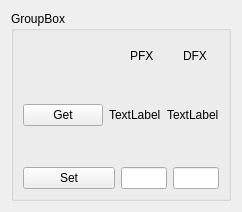
The window that src/biomech_gui/resource/torque_gui.ui (naubiomech/ExoGui) describes before a commit, drawn with Qt 5.
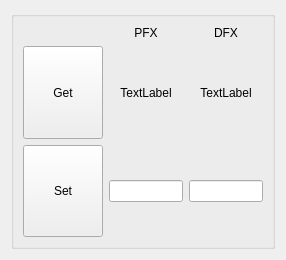
The same window after the commit.

```diff
--- a/src/biomech_gui/resource/torque_gui.ui
+++ b/src/biomech_gui/resource/torque_gui.ui
@@ -6,8 +6,8 @@
    <rect>
     <x>0</x>
     <y>0</y>
-    <width>235</width>
-    <height>212</height>
+    <width>286</width>
+    <height>260</height>
    </rect>
   </property>
   <property name="windowTitle">
@@ -17,81 +17,127 @@
    <item row="0" column="0">
     <widget class="QGroupBox" name="groupBox">
      <property name="title">
-      <string>GroupBox</string>
+      <string/>
      </property>
-     <layout class="QVBoxLayout" name="verticalLayout" stretch="1,4,4">
-      <item>
-       <layout class="QHBoxLayout" name="horizontalLayout" stretch="2,1,1">
-        <item>
-         <spacer name="horizontalSpacer">
-          <property name="orientation">
-           <enum>Qt::Horizontal</enum>
-          </property>
-          <property name="sizeHint" stdset="0">
-           <size>
-            <width>40</width>
-            <height>0</height>
-           </size>
-          </property>
-         </spacer>
-        </item>
-        <item alignment="Qt::AlignHCenter|Qt::AlignBottom">
-         <widget class="QLabel" name="label_2">
-          <property name="text">
-           <string>PFX</string>
-          </property>
-         </widget>
-        </item>
-        <item alignment="Qt::AlignHCenter|Qt::AlignBottom">
-         <widget class="QLabel" name="label">
-          <property name="text">
-           <string>DFX</string>
-          </property>
-         </widget>
-        </item>
-       </layout>
+     <layout class="QGridLayout" name="gridLayout" rowstretch="0,1,1" columnstretch="0,0,1,1" columnminimumwidth="0,0,0,0">
+      <item row="0" column="3">
+       <widget class="QLabel" name="dfxText">
+        <property name="text">
+         <string>DFX</string>
+        </property>
+        <property name="alignment">
+         <set>Qt::AlignCenter</set>
+        </property>
+       </widget>
       </item>
-      <item>
-       <layout class="QHBoxLayout" name="horizontalLayout_2" stretch="2,1,1">
-        <item>
-         <widget class="QPushButton" name="getTorqueButton">
-          <property name="text">
-           <string>Get</string>
-          </property>
-         </widget>
-        </item>
-        <item alignment="Qt::AlignHCenter">
-         <widget class="QLabel" name="PFXLabel">
-          <property name="text">
-           <string>TextLabel</string>
-          </property>
-         </widget>
-        </item>
-        <item alignment="Qt::AlignHCenter">
-         <widget class="QLabel" name="DFXLabel">
-          <property name="text">
-           <string>TextLabel</string>
-          </property>
-         </widget>
-        </item>
-       </layout>
+      <item row="1" column="2">
+       <widget class="QLabel" name="pfxLabel">
+        <property name="text">
+         <string>TextLabel</string>
+        </property>
+        <property name="alignment">
+         <set>Qt::AlignCenter</set>
+        </property>
+       </widget>
       </item>
-      <item>
-       <layout class="QHBoxLayout" name="horizontalLayout_3" stretch="2,1,1">
-        <item>
-         <widget class="QPushButton" name="setTorqueButton">
-          <property name="text">
-           <string>Set</string>
-          </property>
-         </widget>
-        </item>
-        <item>
-         <widget class="QLineEdit" name="PFXLine"/>
-        </item>
-        <item>
-         <widget class="QLineEdit" name="DFXLine"/>
-        </item>
-       </layout>
+      <item row="0" column="2">
+       <widget class="QLabel" name="pfxText">
+        <property name="text">
+         <string>PFX</string>
+        </property>
+        <property name="alignment">
+         <set>Qt::AlignCenter</set>
+        </property>
+       </widget>
+      </item>
+      <item row="1" column="1">
+       <widget class="QPushButton" name="getTorqueButton">
+        <property name="sizePolicy">
+         <sizepolicy hsizetype="Minimum" vsizetype="Preferred">
+          <horstretch>0</horstretch>
+          <verstretch>0</verstretch>
+         </sizepolicy>
+        </property>
+        <property name="text">
+         <string>Get</string>
+        </property>
+       </widget>
+      </item>
+      <item row="2" column="1">
+       <widget class="QPushButton" name="setTorqueButton">
+        <property name="sizePolicy">
+         <sizepolicy hsizetype="Minimum" vsizetype="Preferred">
+          <horstretch>0</horstretch>
+          <verstretch>0</verstretch>
+         </sizepolicy>
+        </property>
+        <property name="text">
+         <string>Set</string>
+        </property>
+       </widget>
+      </item>
+      <item row="2" column="2">
+       <widget class="QLineEdit" name="pfxLine">
+        <property name="alignment">
+         <set>Qt::AlignCenter</set>
+        </property>
+       </widget>
+      </item>
+      <item row="1" column="3">
+       <widget class="QLabel" name="dfxLabel">
+        <property name="text">
+         <string>TextLabel</string>
+        </property>
+        <property name="alignment">
+         <set>Qt::AlignCenter</set>
+        </property>
+       </widget>
+      </item>
+      <item row="0" column="1">
+       <spacer name="horizontalSpacer">
+        <property name="orientation">
+         <enum>Qt::Horizontal</enum>
+        </property>
+        <property name="sizeHint" stdset="0">
+         <size>
+          <width>72</width>
+          <height>13</height>
+         </size>
+        </property>
+       </spacer>
+      </item>
+      <item row="2" column="3">
+       <widget class="QLineEdit" name="dfxLine">
+        <property name="alignment">
+         <set>Qt::AlignCenter</set>
+        </property>
+       </widget>
+      </item>
+      <item row="1" column="0">
+       <spacer name="verticalSpacer_2">
+        <property name="orientation">
+         <enum>Qt::Vertical</enum>
+        </property>
+        <property name="sizeHint" stdset="0">
+         <size>
+          <width>0</width>
+          <height>40</height>
+         </size>
+        </property>
+       </spacer>
+      </item>
+      <item row="2" column="0">
+       <spacer name="verticalSpacer_3">
+        <property name="orientation">
+         <enum>Qt::Vertical</enum>
+        </property>
+        <property name="sizeHint" stdset="0">
+         <size>
+          <width>0</width>
+          <height>40</height>
+         </size>
+        </property>
+       </spacer>
       </item>
      </layout>
     </widget>
```
Left out of the diff: 2 changed lines with no effect on the pictures.
